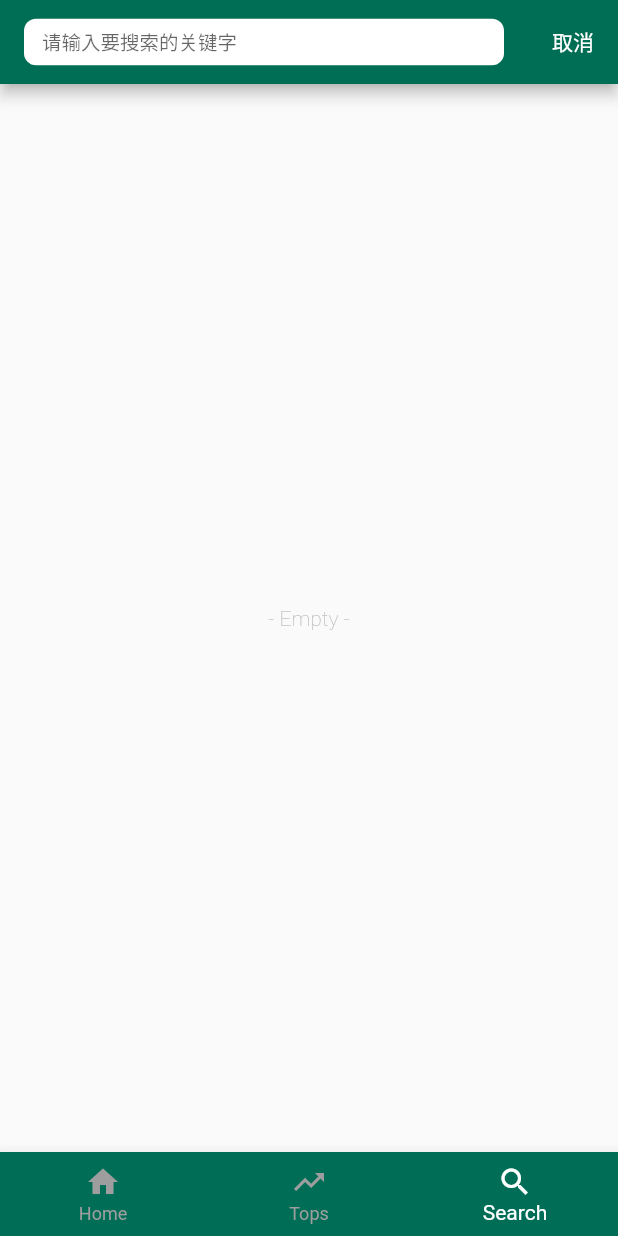
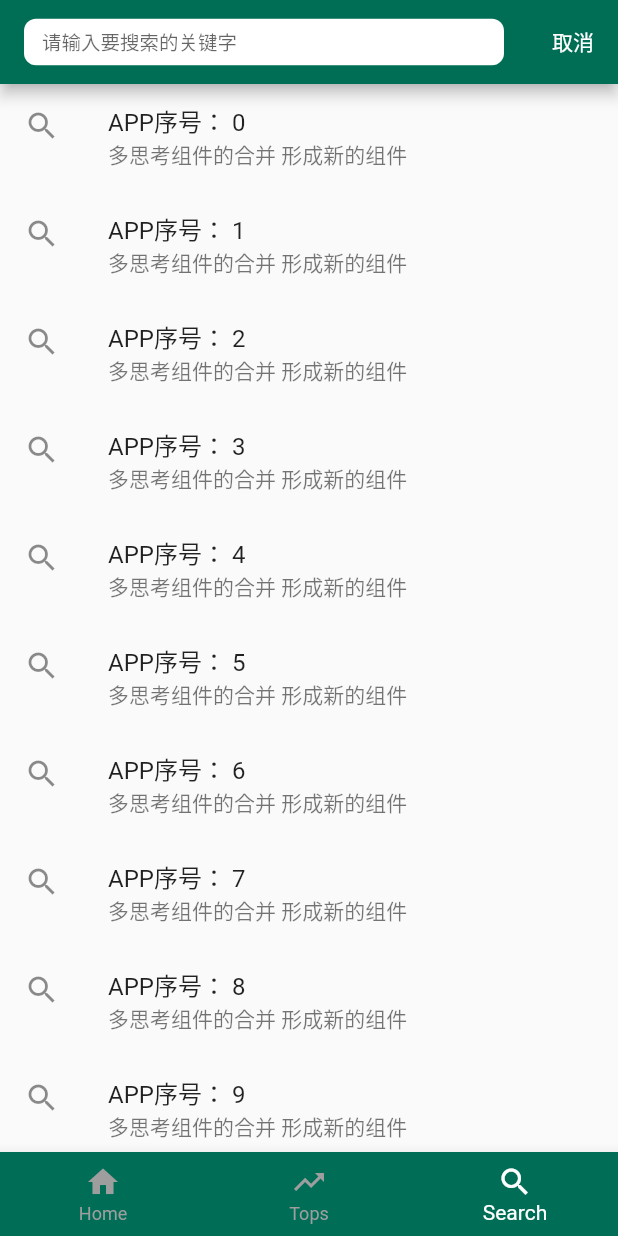
Before and after one commit to TMDBug/TopFreeApps_Flutter, a Flutter app: the screen it shows after launch, swiped to page 3, on a phone screen of 412 x 824 dp. Run offline on Flutter 3.47's test engine with Material 2 defaults, Android fonts, the phone set to English and light mode, and no system bars; our stand-ins replace dio, flutter_swiper; missing offline and left inert: flutter_webview_plugin; network calls fail.

Commit message:
about search bar

```diff
--- a/lib/pages/search_page.dart
+++ b/lib/pages/search_page.dart
@@ -25,11 +25,21 @@ class _SearchPageState extends State<SearchPage>
         },
       ),
       body: Center(
-        child: Text(
-          '- Empty -',
-          style: TextStyle(
-              color: Color.fromRGBO(188, 188, 188, 1),
-              fontWeight: FontWeight.w200),
+        // child: Text(
+        //   '- Empty -',
+        //   style: TextStyle(
+        //       color: Color.fromRGBO(188, 188, 188, 1),
+        //       fontWeight: FontWeight.w200),
+        // ),
+        child: ListView.builder(
+          itemCount: 20,
+          itemBuilder: (BuildContext context, int index) {
+            return ListTile(
+              leading: Icon(Icons.search),
+              title: Text('APP序号： $index'),
+              subtitle: Text('多思考组件的合并 形成新的组件'),
+            );
+          },
         ),
       ),
     );
```
